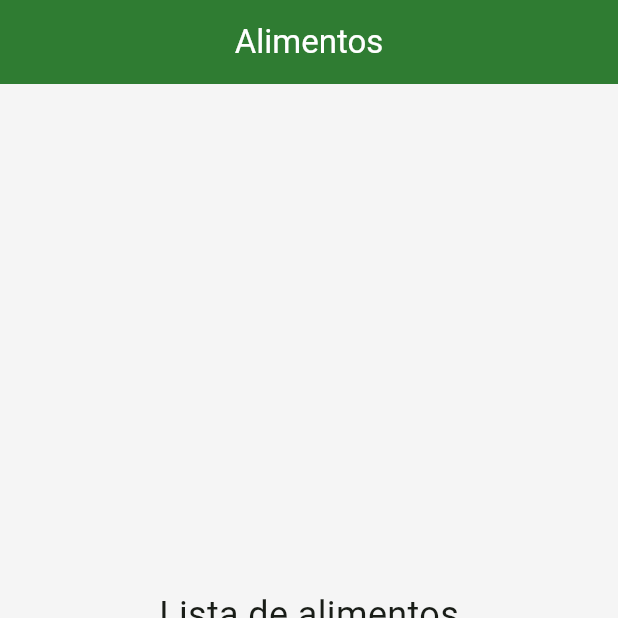
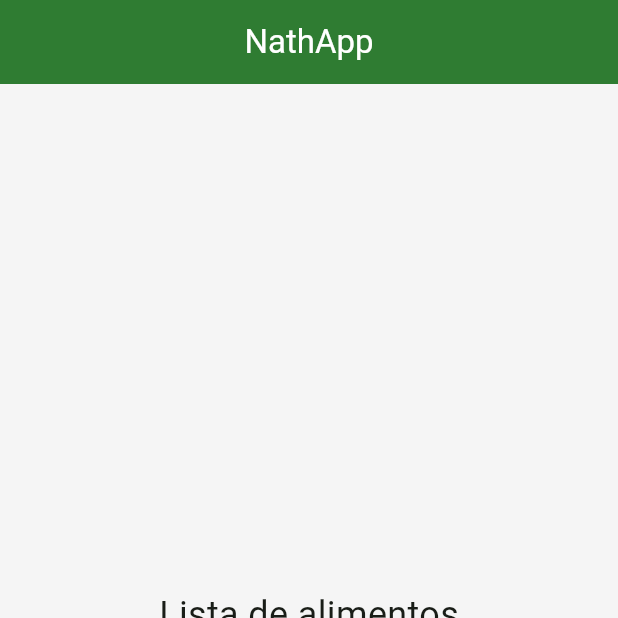
Before and after one commit to GitAquino/flutter_application, a Flutter app: the FoodPage screen opened by its route, on a phone screen of 412 x 824 dp, the top half of it. Run offline on Flutter 3.47's test engine with Material 3 defaults, Android fonts, the phone set to English and light mode, and no system bars; drawn by our look-alikes of salomon_bottom_bar; our stand-ins replace go_router.

Commit message:
v1.0.3 - Ajuste na estrutura de pastas

```diff
--- a/lib/main.dart
+++ b/lib/main.dart
@@ -1,7 +1,7 @@
 // lib/main.dart (VERSÃO CORRIGIDA)
 
 import 'package:flutter/material.dart';
-import 'app/app_widget.dart'; // 1. Importe o AppWidget
+import 'src/app_widget.dart'; // 1. Importe o AppWidget
 
 void main() {
   // 2. Chame o runApp com a instância do AppWidget.
--- a/lib/app/app_widget.dart
+++ b/lib/src/app_widget.dart
@@ -2,8 +2,8 @@
 
 import 'package:flutter/material.dart';
 // Correção: Usando caminhos relativos
-import 'core/app_router.dart';
-import 'core/app_theme.dart'; // Importando o tema da aplicação
+import 'ui/core/app_router.dart';
+import 'ui/core/app_theme.dart'; // Importando o tema da aplicação
 
 class AppWidget extends StatelessWidget {
   const AppWidget({super.key});
--- a/lib/modules/shop/presenter/shop_page.dart
+++ b/lib/src/ui/pages/food_page.dart
@@ -1,19 +1,19 @@
-// lib/modules/orders/presenter/orders_page.dart
+// lib/modules/profile/presenter/profile_page.dart
 
 import 'package:flutter/material.dart';
 
-class ShopPage extends StatelessWidget {
-  const ShopPage({super.key});
+class FoodPage extends StatelessWidget {
+  const FoodPage({super.key});
 
   @override
   Widget build(BuildContext context) {
     return Scaffold(
       appBar: AppBar(
-        title: const Text('Carrinho'),
+        title: const Text('NathApp'),
       ),
       body: const Center(
         child: Text(
-          'Carrinho de compras',
+          'Lista de alimentos',
           style: TextStyle(fontSize: 24),
         ),
       ),
--- a/lib/modules/home/presenter/home_page.dart
+++ b/lib/src/ui/pages/home_page.dart
@@ -9,7 +9,7 @@ class HomePage extends StatelessWidget {
   Widget build(BuildContext context) {
     return Scaffold(
       appBar: AppBar(
-        title: const Text('Home'), // A barra de título da página
+        title: const Text('NathApp'), // A barra de título da página
       ),
       body: const Center( // O corpo da página
         child: Text(
--- a/lib/modules/search/presenter/search_page.dart
+++ b/lib/src/ui/pages/search_page.dart
@@ -12,7 +12,7 @@ class SearchPage extends StatelessWidget {
     // que será exibida DENTRO do nosso Scaffold principal com a SalomonBar.
     return Scaffold(
       appBar: AppBar(
-        title: const Text('Busca'),
+        title: const Text('NathApp'),
       ),
       body: const Center(
         child: Text(
--- a/lib/modules/food/presenter/food_page.dart
+++ b/lib/src/ui/pages/shop_page.dart
@@ -1,19 +1,19 @@
-// lib/modules/profile/presenter/profile_page.dart
+// lib/modules/orders/presenter/orders_page.dart
 
 import 'package:flutter/material.dart';
 
-class FoodPage extends StatelessWidget {
-  const FoodPage({super.key});
+class ShopPage extends StatelessWidget {
+  const ShopPage({super.key});
 
   @override
   Widget build(BuildContext context) {
     return Scaffold(
       appBar: AppBar(
-        title: const Text('Alimentos'),
+        title: const Text('NathApp'),
       ),
       body: const Center(
         child: Text(
-          'Lista de alimentos',
+          'Carrinho de compras',
           style: TextStyle(fontSize: 24),
         ),
       ),
```
Also changed, not shown: lib/src/ui/core/app_router.dart (renamed from lib/app/core/app_router.dart, +4 -4 lines), lib/src/ui/core/app_theme.dart (renamed from lib/app/core/app_theme.dart), lib/src/ui/pages/placeholder_page.dart (renamed from lib/app/pages/placeholder_page.dart), lib/src/ui/widgets/scaffold_with_nav_bar.dart (renamed from lib/app/widgets/scaffold_with_nav_bar.dart).
